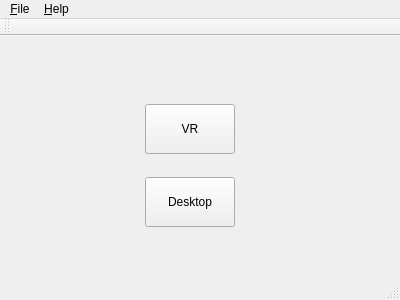
c4181/vr-audio-switcher, file mainwindow.ui: the form before one commit.
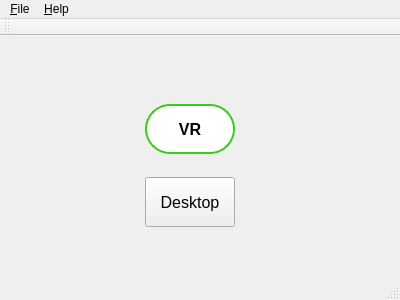
The form after the commit. Icons and pictures are not drawn. Custom widgets are drawn as their Qt base class.

Commit message:
Added custom animated button.
Added a new custom button that we can animate when the mouse hovers over it.
Currently the font/colors/border change on different states.

The edit to the form file:
```diff
--- a/mainwindow.ui
+++ b/mainwindow.ui
@@ -42,6 +42,36 @@
          <height>16777215</height>
         </size>
        </property>
+       <property name="font">
+        <font>
+         <pointsize>12</pointsize>
+         <weight>75</weight>
+         <bold>true</bold>
+        </font>
+       </property>
+       <property name="mouseTracking">
+        <bool>true</bool>
+       </property>
+       <property name="styleSheet">
+        <string notr="true">#switch_to_vr_button
+{
+	border:2px solid #39CC18;
+	background-color:#FFFFFF;
+	border-radius:25px;
+}
+#switch_to_vr_button:pressed
+{
+	border:none;
+	background-color:#39CC18;
+	border-radius:25px;
+}
+#switch_to_vr_button:visited
+{
+	border:none;
+	background-color:#FFFFFF;
+	border-radius:25px;
+}</string>
+       </property>
        <property name="text">
         <string>VR</string>
        </property>
@@ -61,6 +91,11 @@
          <height>16777215</height>
         </size>
        </property>
+       <property name="font">
+        <font>
+         <pointsize>12</pointsize>
+        </font>
+       </property>
        <property name="text">
         <string>Desktop</string>
        </property>
@@ -132,6 +167,13 @@
   </action>
  </widget>
  <layoutdefault spacing="6" margin="11"/>
+ <customwidgets>
+  <customwidget>
+   <class>AnimatedButton</class>
+   <extends>QPushButton</extends>
+   <header>animatedbutton.h</header>
+  </customwidget>
+ </customwidgets>
  <resources>
   <include location="resources.qrc"/>
  </resources>
```
Left out of the diff: 4 changed lines with no effect on the pictures. The commit also changes 4 other files.
